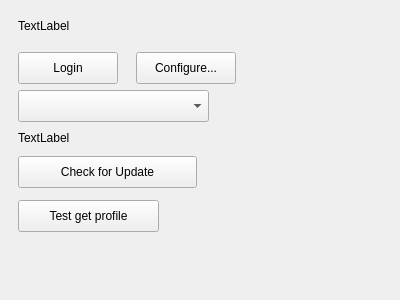
The window that settingwindow.ui (b123400/tootrain-qt) describes before a commit, drawn with Qt 5.
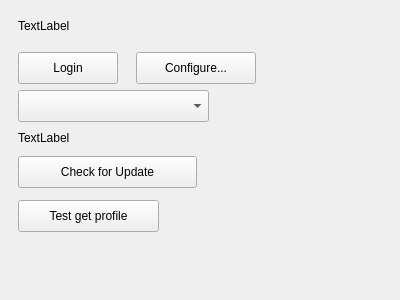
The same window after the commit.

```diff
--- a/settingwindow.ui
+++ b/settingwindow.ui
@@ -111,7 +111,7 @@
     <rect>
      <x>136</x>
      <y>52</y>
-     <width>100</width>
+     <width>120</width>
      <height>32</height>
     </rect>
    </property>
```
